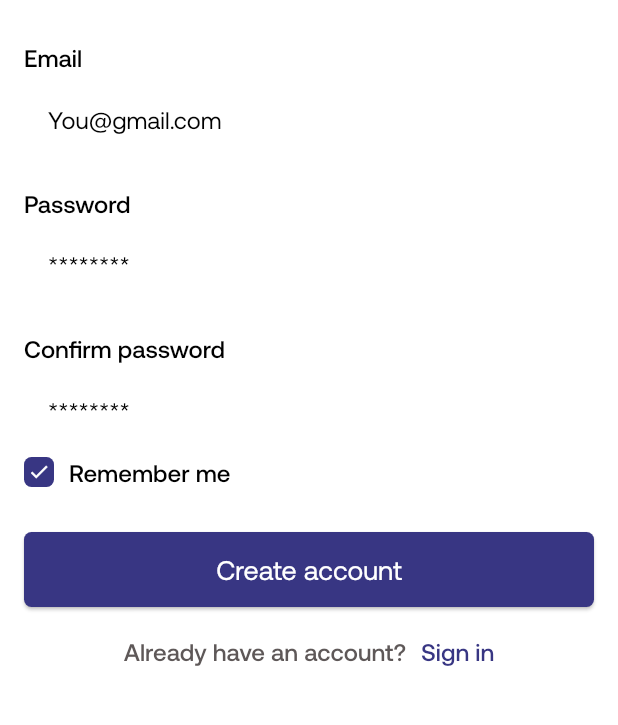
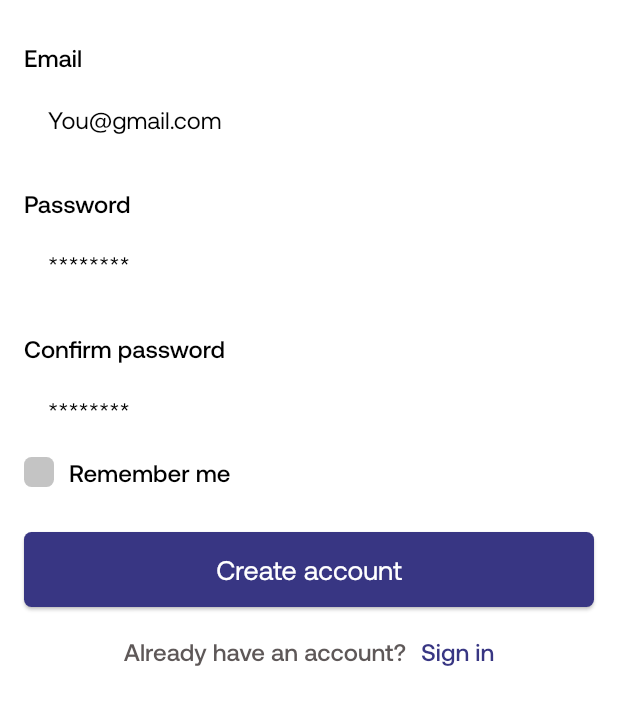
Before and after one commit to davidaodejobi/Buskeit, a Flutter app: the SignUp screen opened directly, on a phone screen of 412 x 824 dp, the part 206-931 px from its top. Run offline on Flutter 3.47's test engine with Material 2 defaults, Android fonts, the light colour scheme and no system bars; our stand-ins replace dio, flutter_secure_storage, flutter_spinkit, get_it, hive, hive_flutter and 4 more; accounts and stored records are empty.

Commit message:
feat: :zap: modified UI and improve code

```diff
--- a/lib/modules/auth_flow/screens/sign_up.dart
+++ b/lib/modules/auth_flow/screens/sign_up.dart
@@ -7,6 +7,7 @@ import '../../../../constant/constant.dart';
 import '../../../../shared/shared.dart';
 import '../view_model/signup_provider.dart';
 import '../widgets/bottom_verify.dart';
+import '../widgets/save_password_button.dart';
 
 class SignUp extends StatelessWidget {
   const SignUp({
@@ -54,42 +55,23 @@ class SignUp extends StatelessWidget {
                 hintText: '********',
               ),
               const YMargin(10),
-              //remind me button
               Row(
-                mainAxisAlignment: MainAxisAlignment.start,
                 children: [
-                  Container(
-                    width: 20,
-                    height: 20,
-                    decoration: const BoxDecoration(
-                      color: AppColor.secondaryColor,
-                      borderRadius: BorderRadius.all(
-                        Radius.circular(5),
-                      ),
-                    ),
-                    child: const Icon(
-                      Icons.check,
-                      size: 15,
-                      color: Colors.white,
-                    ),
-                  ),
-                  const XMargin(10),
-                  Text(
-                    'Remember me',
-                    style: Theme.of(context).textTheme.headline6!.copyWith(
-                          fontWeight: FontWeight.w500,
-                        ),
+                  SavePasswordButton(
+                    savePassword: provider.savePassword,
+                    onTap: (() {
+                      provider.toggleSavePassword();
+                    }),
                   ),
                 ],
               ),
-
               const YMargin(30),
               SizedBox(
                 width: double.infinity,
                 height: 50,
                 child: ElevatedButton(
                   onPressed: () {
-                    if (provider.validatePassword(context)) {
+                    if (provider.validateSignup(context)) {
                       verificationModal(context);
                     }
                   },
--- a/lib/modules/auth_flow/screens/user_details.dart
+++ b/lib/modules/auth_flow/screens/user_details.dart
@@ -108,7 +108,7 @@ class UserDetails extends StatelessWidget {
                 height: 50,
                 child: ElevatedButton(
                   onPressed: () {
-                    if (provider.validate(context)) {
+                    if (provider.validateUserDetails(context)) {
                       Navigator.push(
                         context,
                         MaterialPageRoute(
--- /dev/null
+++ b/lib/modules/auth_flow/widgets/save_password_button.dart
@@ -0,0 +1,51 @@
+import 'package:flutter/material.dart';
+
+import '../../../constant/constant.dart';
+import '../../../shared/shared.dart';
+
+class SavePasswordButton extends StatelessWidget {
+  final bool savePassword;
+  final VoidCallback onTap;
+  const SavePasswordButton({
+    Key? key,
+    required this.savePassword,
+    required this.onTap,
+  }) : super(key: key);
+
+  @override
+  Widget build(BuildContext context) {
+    return InkWell(
+      onTap: onTap,
+      child: Row(
+        mainAxisAlignment: MainAxisAlignment.start,
+        children: [
+          Container(
+            width: 20,
+            height: 20,
+            decoration: BoxDecoration(
+              color:
+                  savePassword ? AppColor.secondaryColor : AppColor.greyColor2,
+              borderRadius: const BorderRadius.all(
+                Radius.circular(5),
+              ),
+            ),
+            child: savePassword
+                ? const Icon(
+                    Icons.check,
+                    size: 15,
+                    color: Colors.white,
+                  )
+                : const SizedBox.shrink(),
+          ),
+          const XMargin(10),
+          Text(
+            'Remember me',
+            style: Theme.of(context).textTheme.headline6!.copyWith(
+                  fontWeight: FontWeight.w500,
+                ),
+          ),
+        ],
+      ),
+    );
+  }
+}
--- a/lib/shared/shared.dart
+++ b/lib/shared/shared.dart
@@ -2,3 +2,4 @@ export 'alert_dialog.dart';
 export 'border_button.dart';
 export 'margin.dart';
 export 'textfield_with_header.dart';
+export 'toast.dart';
```
Also changed, not shown: lib/modules/auth_flow/screens/sign_in.dart (+16 -28 lines), lib/modules/auth_flow/view_model/signin_provider.dart (+32 -0 lines), lib/modules/auth_flow/view_model/signup_provider.dart (+33 -42 lines), lib/shared/toast.dart (added, +15 -0 lines).
